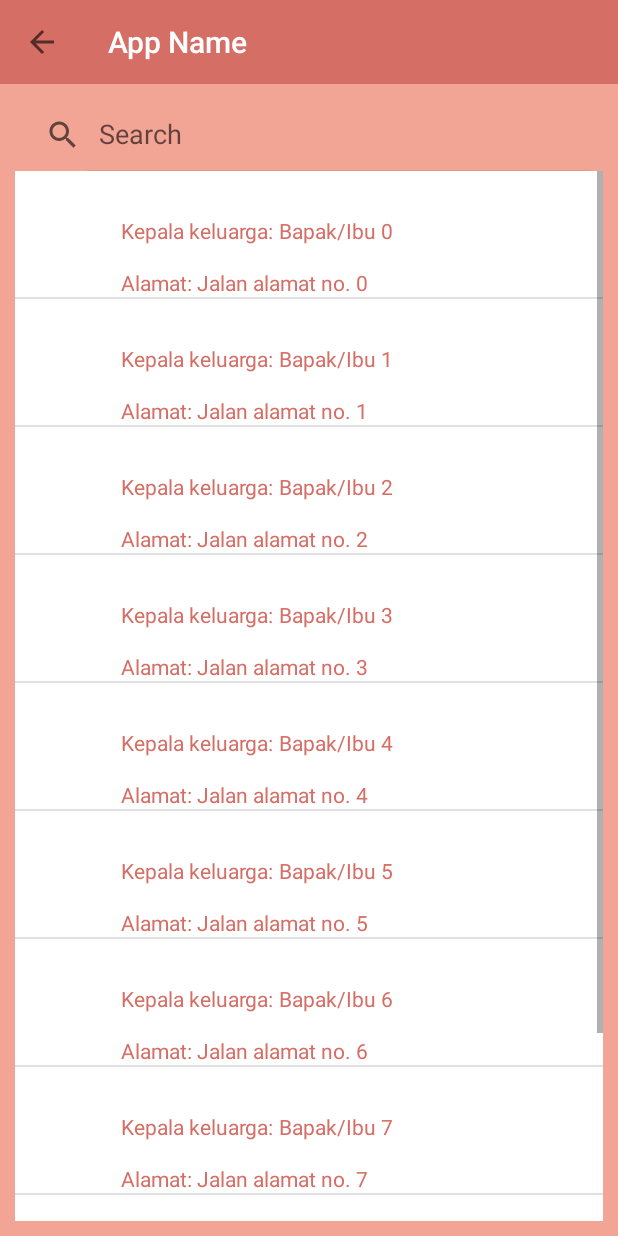
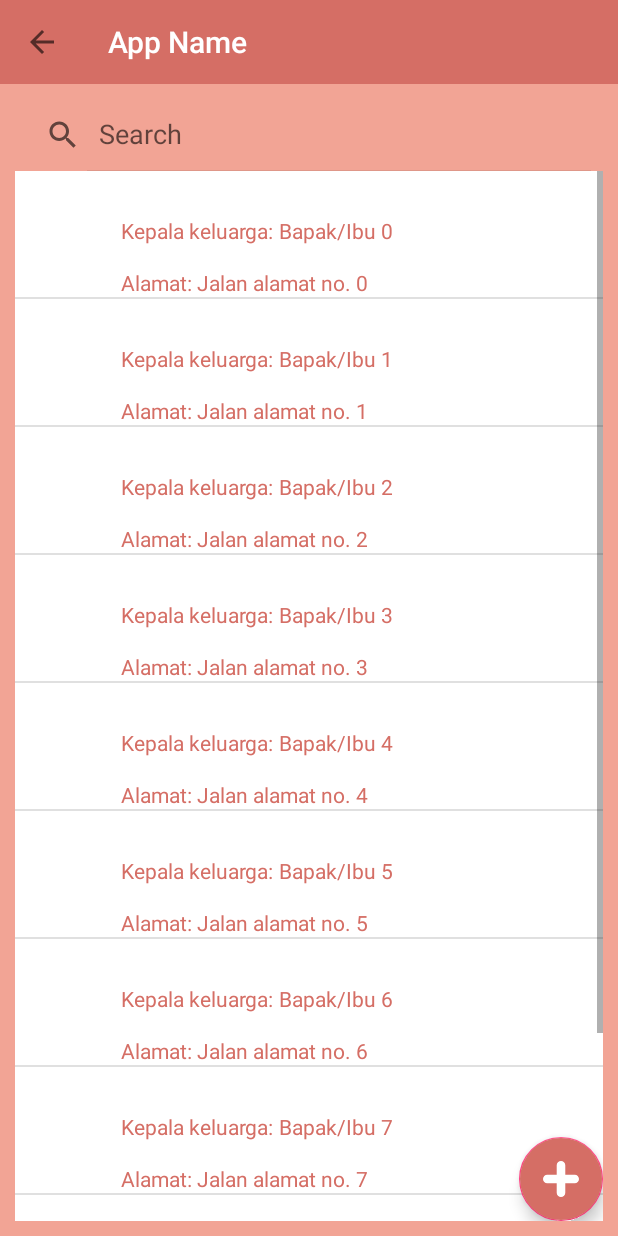
Before and after one commit to EDMPL/Aplikasi-Rekap-Medis, an Android app: the DashboardActivity screen opened directly, with no data from a screen before it, on a phone screen of 412 x 824 dp. Run offline under Robolectric (Android 15) with nearby library versions, the phone set to English and light mode, and no system bars.

Commit message:
Activity cycle

```diff
--- a/AplikasiPuskesmas/app/src/main/AndroidManifest.xml
+++ b/AplikasiPuskesmas/app/src/main/AndroidManifest.xml
@@ -23,7 +23,7 @@
                 <category android:name="android.intent.category.LAUNCHER" />
             </intent-filter>
         </activity>
-        <activity android:name=".activity.DashboardActivity" />
+        <activity android:name=".activity.DashboardActivity" android:launchMode="singleTask"/>
         <activity android:name=".activity.FamilyDataActivity" />
         <activity android:name=".activity.IndividualDataActivity" />
         <activity android:name=".activity.InputAnggotaActivity" />
--- a/AplikasiPuskesmas/app/src/main/java/com/example/akaed/aplikasipuskesmas/activity/DashboardActivity.java
+++ b/AplikasiPuskesmas/app/src/main/java/com/example/akaed/aplikasipuskesmas/activity/DashboardActivity.java
@@ -1,12 +1,15 @@
 package com.example.akaed.aplikasipuskesmas.activity;
 
+import android.content.Intent;
 import android.graphics.Color;
 import android.os.Bundle;
+import android.support.design.widget.FloatingActionButton;
 import android.support.v4.view.MenuItemCompat;
 import android.support.v7.widget.SearchView;
 import android.view.Gravity;
 import android.view.Menu;
 import android.view.MenuItem;
+import android.view.View;
 import android.widget.LinearLayout;
 import android.widget.ListView;
 
@@ -39,6 +42,15 @@ public class DashboardActivity extends AppBaseActivity implements SearchView.OnQ
                 (SearchView.SearchAutoComplete)searchView.findViewById(android.support.v7.appcompat.R.id.search_src_text);
         searchAutoComplete.setTextColor(Color.WHITE);
         searchView.setOnQueryTextListener(this);
+
+        FloatingActionButton fab = (FloatingActionButton) findViewById(R.id.buttonInputAnggota);
+        fab.setOnClickListener(new View.OnClickListener() {
+            @Override
+            public void onClick(View v) {
+                Intent intentInputAnggota = new Intent(v.getContext(), InputAnggotaActivity.class);
+                startActivity(intentInputAnggota);
+            }
+        });
     }
 
     @Override
--- a/AplikasiPuskesmas/app/src/main/java/com/example/akaed/aplikasipuskesmas/activity/IndividualDataActivity.java
+++ b/AplikasiPuskesmas/app/src/main/java/com/example/akaed/aplikasipuskesmas/activity/IndividualDataActivity.java
@@ -5,7 +5,7 @@ import android.os.Bundle;
 
 import com.example.akaed.aplikasipuskesmas.R;
 
-public class IndividualDataActivity extends AppCompatActivity {
+public class IndividualDataActivity extends AppBaseActivity {
 
     @Override
     protected void onCreate(Bundle savedInstanceState) {
--- a/AplikasiPuskesmas/app/src/main/java/com/example/akaed/aplikasipuskesmas/adapter/DashboardAdapter.java
+++ b/AplikasiPuskesmas/app/src/main/java/com/example/akaed/aplikasipuskesmas/adapter/DashboardAdapter.java
@@ -1,6 +1,7 @@
 package com.example.akaed.aplikasipuskesmas.adapter;
 
 import android.content.Context;
+import android.content.Intent;
 import android.support.annotation.NonNull;
 import android.support.annotation.Nullable;
 import android.view.LayoutInflater;
@@ -10,6 +11,7 @@ import android.widget.ArrayAdapter;
 import android.widget.TextView;
 
 import com.example.akaed.aplikasipuskesmas.R;
+import com.example.akaed.aplikasipuskesmas.activity.FamilyDataActivity;
 import com.example.akaed.aplikasipuskesmas.model.Keluarga;
 
 import java.util.ArrayList;
@@ -45,6 +47,14 @@ public class DashboardAdapter extends ArrayAdapter<Keluarga> {
 
         txtAddress.setText(listKeluarga.get(position).getAlamat());
 
+        listViewItem.setOnClickListener(new View.OnClickListener() {
+            @Override
+            public void onClick(View v) {
+                Intent intentFamily = new Intent(context, FamilyDataActivity.class);
+                context.startActivity(intentFamily);
+            }
+        });
+
         return listViewItem;
     }
 }
--- /dev/null
+++ b/AplikasiPuskesmas/app/src/main/res/drawable/ic_add.xml
@@ -0,0 +1,4 @@
+<vector android:height="24dp" android:viewportHeight="42.0"
+    android:viewportWidth="42.0" android:width="24dp" xmlns:android="http://schemas.android.com/apk/res/android">
+    <path android:fillColor="#FFF" android:pathData="M37.06,16H26V4.94C26,2.22 23.72,0 21,0s-5,2.22 -5,4.94V16H4.94C2.22,16 0,18.28 0,21s2.22,5 4.94,5H16v11.06C16,39.78 18.28,42 21,42s5,-2.22 5,-4.94V26h11.06C39.78,26 42,23.72 42,21S39.78,16 37.06,16z"/>
+</vector>
--- a/AplikasiPuskesmas/app/src/main/res/layout/activity_dashboard.xml
+++ b/AplikasiPuskesmas/app/src/main/res/layout/activity_dashboard.xml
@@ -1,12 +1,15 @@
 <?xml version="1.0" encoding="utf-8"?>
-<LinearLayout xmlns:android="http://schemas.android.com/apk/res/android"
+<RelativeLayout xmlns:android="http://schemas.android.com/apk/res/android"
     xmlns:app="http://schemas.android.com/apk/res-auto"
     xmlns:tools="http://schemas.android.com/tools"
     android:layout_width="match_parent"
     android:layout_height="match_parent"
     android:background="@color/colorBackground"
     tools:context=".activity.DashboardActivity"
-    android:padding="10dp"
+    android:padding="10dp">
+    <LinearLayout
+        android:layout_width="match_parent"
+        android:layout_height="match_parent"
         android:orientation="vertical">
         <LinearLayout
             android:layout_width="match_parent"
@@ -23,7 +26,13 @@
             android:layout_width="match_parent"
             android:layout_height="wrap_content"
             android:background="#fff"></ListView>
-
-
-
     </LinearLayout>
+    <android.support.design.widget.FloatingActionButton
+        android:id="@+id/buttonInputAnggota"
+        android:layout_width="wrap_content"
+        android:layout_height="wrap_content"
+        android:layout_alignParentBottom="true"
+        android:layout_alignParentEnd="true"
+        android:src="@drawable/ic_add"
+        android:backgroundTint="@color/colorPrimary"/>
+</RelativeLayout>
--- a/AplikasiPuskesmas/app/src/main/res/layout/activity_family_data.xml
+++ b/AplikasiPuskesmas/app/src/main/res/layout/activity_family_data.xml
@@ -5,6 +5,7 @@
     android:layout_width="match_parent"
     android:layout_height="match_parent"
     android:orientation="vertical"
+    android:background="#fff"
     tools:context="com.example.akaed.aplikasipuskesmas.activity.FamilyDataActivity">
     <TextView
         android:layout_width="match_parent"
@@ -26,6 +27,7 @@
             android:layout_marginTop="30dp"
             android:orientation="horizontal">
             <TextView
+                android:id="@+id/namaAyah"
                 android:layout_width="wrap_content"
                 android:layout_height="wrap_content"
                 android:text="AYAH\nDiagnosa:"
@@ -37,6 +39,7 @@
                 android:layout_height="0dp"
                 android:layout_weight="1" />
             <TextView
+                android:id="@+id/namaIbu"
                 android:layout_width="wrap_content"
                 android:layout_height="wrap_content"
                 android:text="IBU\nDiagnosa:"
@@ -80,9 +83,8 @@
         android:layout_width="fill_parent"
         android:layout_height="fill_parent"
         android:numColumns="3"
-        android:gravity="center"
         android:stretchMode="columnWidth"
-        android:layout_margin="30dp"></GridView>
+        android:layout_margin="30dp"/>
     <!--<LinearLayout
         android:layout_width="match_parent"
         android:layout_height="wrap_content"
--- a/AplikasiPuskesmas/app/src/main/res/layout/activity_individual_data.xml
+++ b/AplikasiPuskesmas/app/src/main/res/layout/activity_individual_data.xml
@@ -5,6 +5,7 @@
     android:layout_width="match_parent"
     android:layout_height="match_parent"
     android:orientation="vertical"
+    android:background="#fff"
     tools:context="com.example.akaed.aplikasipuskesmas.activity.IndividualDataActivity">
     <TextView
         android:layout_width="match_parent"
--- a/AplikasiPuskesmas/app/src/main/res/layout/activity_input_anggota.xml
+++ b/AplikasiPuskesmas/app/src/main/res/layout/activity_input_anggota.xml
@@ -4,6 +4,7 @@
     xmlns:tools="http://schemas.android.com/tools"
     android:layout_width="match_parent"
     android:layout_height="match_parent"
+    android:background="#fff"
     tools:context="com.example.akaed.aplikasipuskesmas.activity.InputAnggotaActivity">
     <LinearLayout
         android:layout_width="match_parent"
--- a/AplikasiPuskesmas/app/src/main/res/layout/activity_input_penyakit.xml
+++ b/AplikasiPuskesmas/app/src/main/res/layout/activity_input_penyakit.xml
@@ -4,6 +4,7 @@
     xmlns:tools="http://schemas.android.com/tools"
     android:layout_width="match_parent"
     android:layout_height="match_parent"
+    android:background="#fff"
     tools:context="com.example.akaed.aplikasipuskesmas.activity.InputPenyakitActivity">
     <LinearLayout
         android:layout_width="match_parent"
--- a/AplikasiPuskesmas/app/src/main/res/layout/item.xml
+++ b/AplikasiPuskesmas/app/src/main/res/layout/item.xml
@@ -4,7 +4,8 @@
     android:layout_width="wrap_content"
     android:layout_height="wrap_content"
     android:orientation="vertical"
-    android:layout_marginRight="30dp">
+    android:layout_marginRight="30dp"
+    android:gravity="center">
     <LinearLayout
         android:layout_width="wrap_content"
         android:layout_height="wrap_content"
--- a/AplikasiPuskesmas/app/src/main/res/values/dimens.xml
+++ b/AplikasiPuskesmas/app/src/main/res/values/dimens.xml
@@ -1,5 +1,7 @@
-<resources>
+<resources xmlns:tools="http://schemas.android.com/tools">
     <!-- Default screen margins, per the Android Design guidelines. -->
     <dimen name="activity_horizontal_margin">16dp</dimen>
     <dimen name="activity_vertical_margin">16dp</dimen>
+    <dimen name="design_fab_size_mini" tools:override="true">60dp</dimen>
+    <dimen name="design_fab_content_size" tools:override="true">48dp</dimen>
 </resources>
```
Also changed, not shown: AplikasiPuskesmas/app/src/main/java/com/example/akaed/aplikasipuskesmas/activity/FamilyDataActivity.java (+23 -2 lines), AplikasiPuskesmas/app/src/main/java/com/example/akaed/aplikasipuskesmas/activity/InputAnggotaActivity.java (+25 -2 lines), AplikasiPuskesmas/app/src/main/java/com/example/akaed/aplikasipuskesmas/activity/InputPenyakitActivity.java (+22 -1 lines), AplikasiPuskesmas/app/src/main/java/com/example/akaed/aplikasipuskesmas/adapter/FamilyDataAdapter.java (+10 -0 lines). Lines whose indentation alone changed are shown as unchanged.
